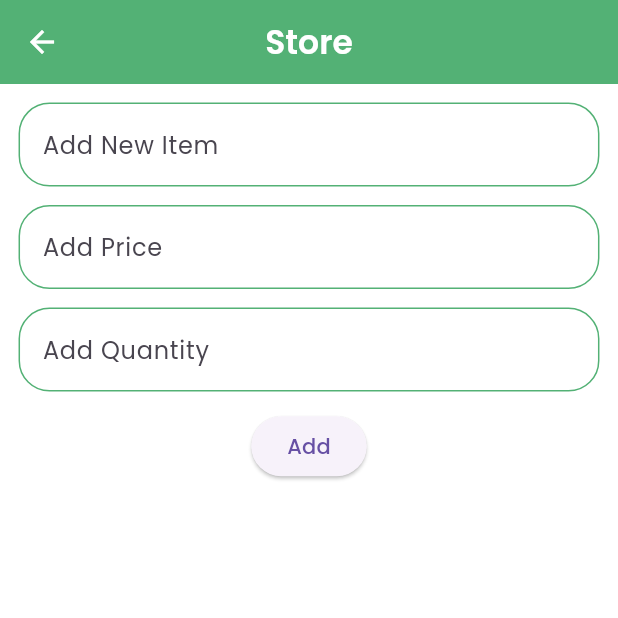
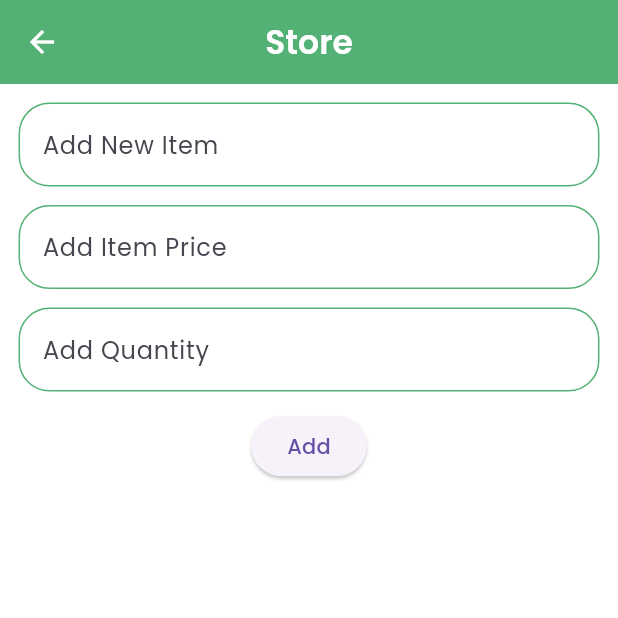
Before and after one commit to shibii787/nectar_admin, a Flutter app: the fruitsAndVegetables screen opened directly, on a phone screen of 412 x 824 dp, the top half of it. Run offline on Flutter 3.47's test engine with Material 3 defaults, Android fonts, the phone set to English and light mode, and no system bars; our stand-ins replace cloud_firestore, firebase_core, flutter_riverpod, google_fonts, image_picker; missing offline and left inert: dart:html; accounts and stored records are empty.

Commit message:
changes in category section

```diff
--- a/lib/app_administration/categories/fruits_vegetables.dart
+++ b/lib/app_administration/categories/fruits_vegetables.dart
@@ -69,7 +69,7 @@ class _fruitsAndVegetablesState extends State<fruitsAndVegetables> {
                   border: OutlineInputBorder(
                     borderRadius: BorderRadius.circular(w*0.05),
                   ),
-                  label: Text("Add Price"),
+                  label: Text("Add Item Price"),
                   enabledBorder: OutlineInputBorder(
                     borderRadius: BorderRadius.circular(w*0.05),
                     borderSide: BorderSide(
```
Also changed, not shown: pubspec.lock.
